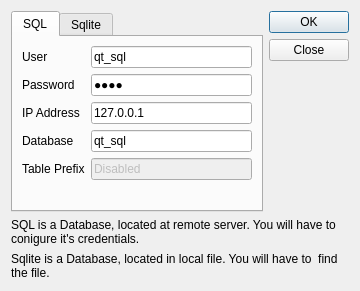
This is accounting_sql/dialog_selectdb.ui in streamx3/ltr-acc as Qt 5 draws it before an edit. The edited form follows.
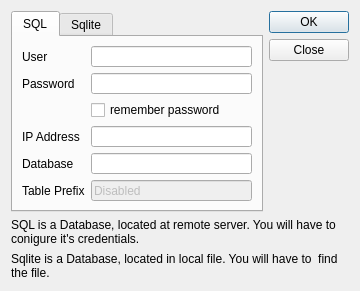
This is the edited form. Icons and pictures are not drawn.

Diff of the .ui file:
```diff
--- a/accounting_sql/dialog_selectdb.ui
+++ b/accounting_sql/dialog_selectdb.ui
@@ -60,6 +60,9 @@
       <layout class="QHBoxLayout" name="horizontalLayout">
        <item>
         <layout class="QFormLayout" name="formLayout">
+         <property name="fieldGrowthPolicy">
+          <enum>QFormLayout::AllNonFixedFieldsGrow</enum>
+         </property>
          <item row="0" column="0">
           <widget class="QLabel" name="label_user">
            <property name="text">
@@ -70,7 +73,7 @@
          <item row="0" column="1">
           <widget class="QLineEdit" name="lineEdit_user">
            <property name="text">
-            <string>qt_sql</string>
+            <string/>
            </property>
           </widget>
          </item>
@@ -84,49 +87,49 @@
          <item row="1" column="1">
           <widget class="QLineEdit" name="lineEdit_password">
            <property name="text">
-            <string>2301</string>
+            <string/>
            </property>
            <property name="echoMode">
             <enum>QLineEdit::Password</enum>
            </property>
           </widget>
          </item>
-         <item row="2" column="0">
+         <item row="3" column="0">
           <widget class="QLabel" name="label_ip">
            <property name="text">
             <string>IP Address</string>
            </property>
           </widget>
          </item>
-         <item row="2" column="1">
+         <item row="3" column="1">
           <widget class="QLineEdit" name="lineEdit_ip">
            <property name="text">
-            <string>127.0.0.1</string>
+            <string/>
            </property>
           </widget>
          </item>
-         <item row="3" column="0">
+         <item row="4" column="0">
           <widget class="QLabel" name="label_dbname">
            <property name="text">
             <string>Database</string>
            </property>
           </widget>
          </item>
-         <item row="3" column="1">
+         <item row="4" column="1">
           <widget class="QLineEdit" name="lineEdit_db">
            <property name="text">
-            <string>qt_sql</string>
+            <string/>
            </property>
           </widget>
          </item>
-         <item row="4" column="0">
+         <item row="5" column="0">
           <widget class="QLabel" name="label_table">
            <property name="text">
             <string>Table Prefix</string>
            </property>
           </widget>
          </item>
-         <item row="4" column="1">
+         <item row="5" column="1">
           <widget class="QLineEdit" name="lineEdit_prefix">
            <property name="enabled">
             <bool>false</bool>
@@ -136,6 +139,13 @@
            </property>
           </widget>
          </item>
+         <item row="2" column="1">
+          <widget class="QCheckBox" name="checkBox_remember_password">
+           <property name="text">
+            <string>remember password</string>
+           </property>
+          </widget>
+         </item>
         </layout>
        </item>
       </layout>
```
